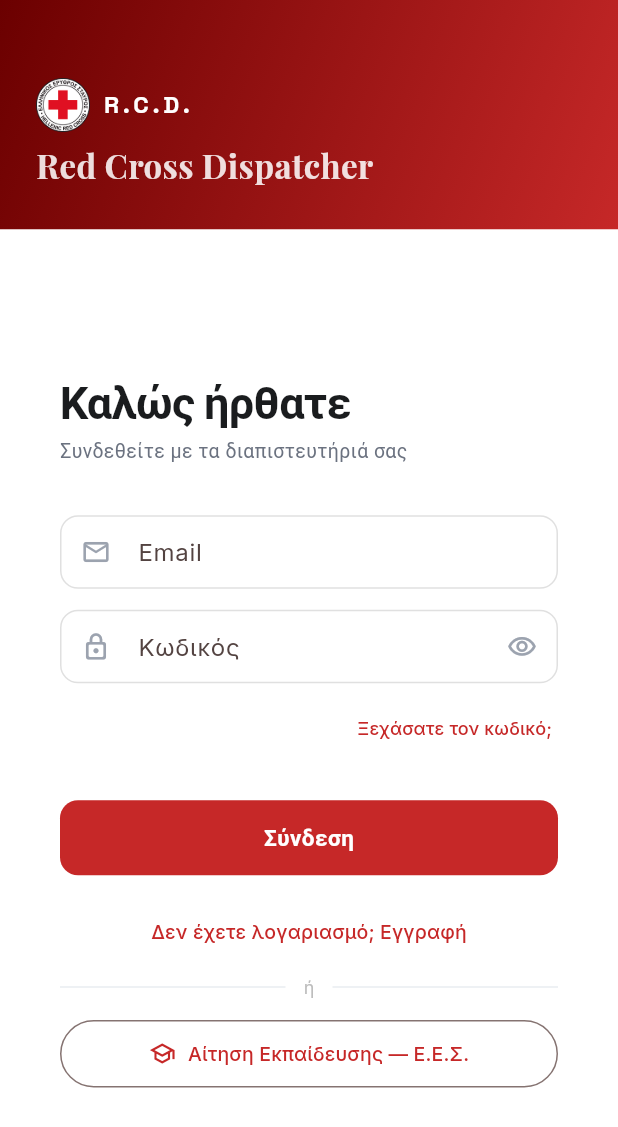
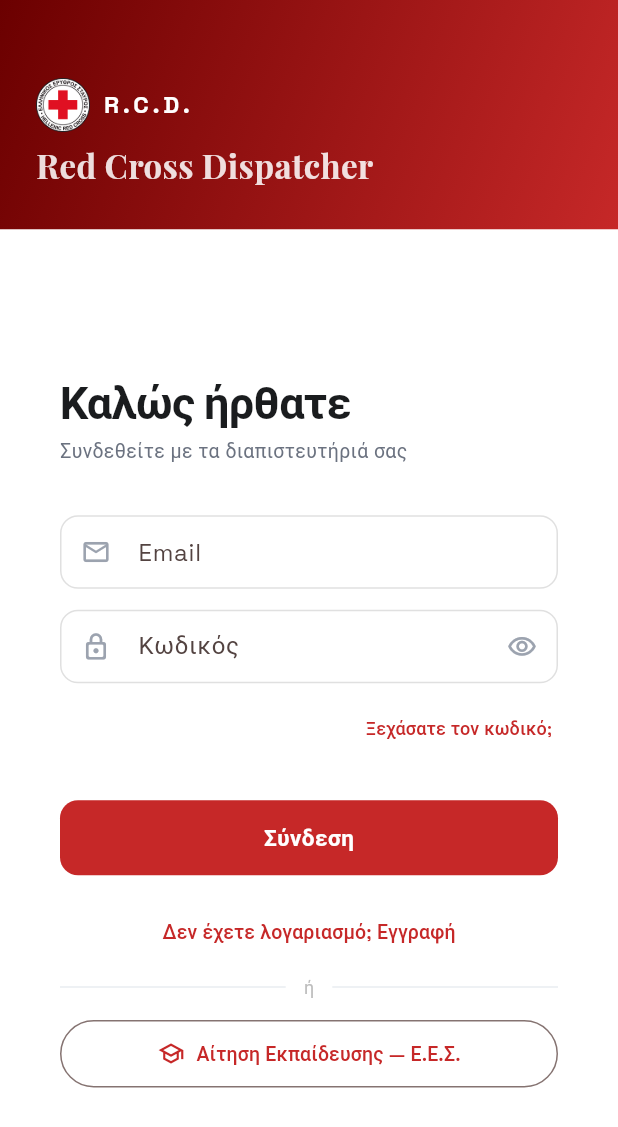
Before and after one commit to conkleon/mitroo, a Flutter app: the screen it shows after launch, on a phone screen of 412 x 824 dp. Shown: the top 1127 px of the screen. Run offline on Flutter 3.47's test engine with Material 3 defaults, Android fonts, the phone set to English and light mode, and no system bars; our stand-ins replace file_picker, go_router, google_fonts, image_picker, qr_flutter, shared_preferences and 2 more; missing offline and left inert: dart:html, dart:js, mobile_scanner; network calls fail.

Commit message:
refactor: apply brand theme foundation — Space Grotesk, white surfaces, card styling
- Replace GoogleFonts.interTextTheme() with spaceGroteskTextTheme()
- Set colorScheme surface and scaffoldBackgroundColor to Colors.white
- Update cardTheme: borderRadius 14, added BorderSide, margin zero
- Update appBarTheme: white background, Playfair Display title style

Co-Authored-By: Claude Opus 4.7 <noreply@anthropic.com>

```diff
--- a/frontend/lib/main.dart
+++ b/frontend/lib/main.dart
@@ -34,7 +34,7 @@ class MitrooApp extends StatelessWidget {
 
   @override
   Widget build(BuildContext context) {
-    final baseTextTheme = GoogleFonts.interTextTheme();
+    final baseTextTheme = GoogleFonts.spaceGroteskTextTheme();
 
     return MultiProvider(
       providers: [
@@ -60,27 +60,31 @@ class MitrooApp extends StatelessWidget {
                 brightness: Brightness.light,
                 primary: _primaryRed,
                 secondary: _accentRed,
-                surface: const Color(0xFFF5F7FA),
+                surface: Colors.white,
                 onSurface: const Color(0xFF1A1C1E),
               ),
-              scaffoldBackgroundColor: const Color(0xFFF5F7FA),
+              scaffoldBackgroundColor: Colors.white,
               textTheme: baseTextTheme,
               cardTheme: CardThemeData(
                 elevation: 0,
                 shape: RoundedRectangleBorder(
-                  borderRadius: BorderRadius.circular(16),
+                  borderRadius: BorderRadius.circular(14),
+                  side: const BorderSide(color: Color(0xFFE5E7EB)),
                 ),
                 color: Colors.white,
                 surfaceTintColor: Colors.transparent,
+                margin: EdgeInsets.zero,
               ),
               appBarTheme: AppBarTheme(
-                backgroundColor: const Color(0xFFF5F7FA),
+                backgroundColor: Colors.white,
                 elevation: 0,
                 scrolledUnderElevation: 0,
                 centerTitle: false,
-                titleTextStyle: baseTextTheme.titleLarge?.copyWith(
-                  fontWeight: FontWeight.w600,
+                titleTextStyle: GoogleFonts.playfairDisplay(
+                  fontSize: 22,
+                  fontWeight: FontWeight.w700,
                   color: const Color(0xFF1A1C1E),
+                  letterSpacing: -0.5,
                 ),
                 iconTheme: const IconThemeData(color: Color(0xFFC62828)),
               ),
```
